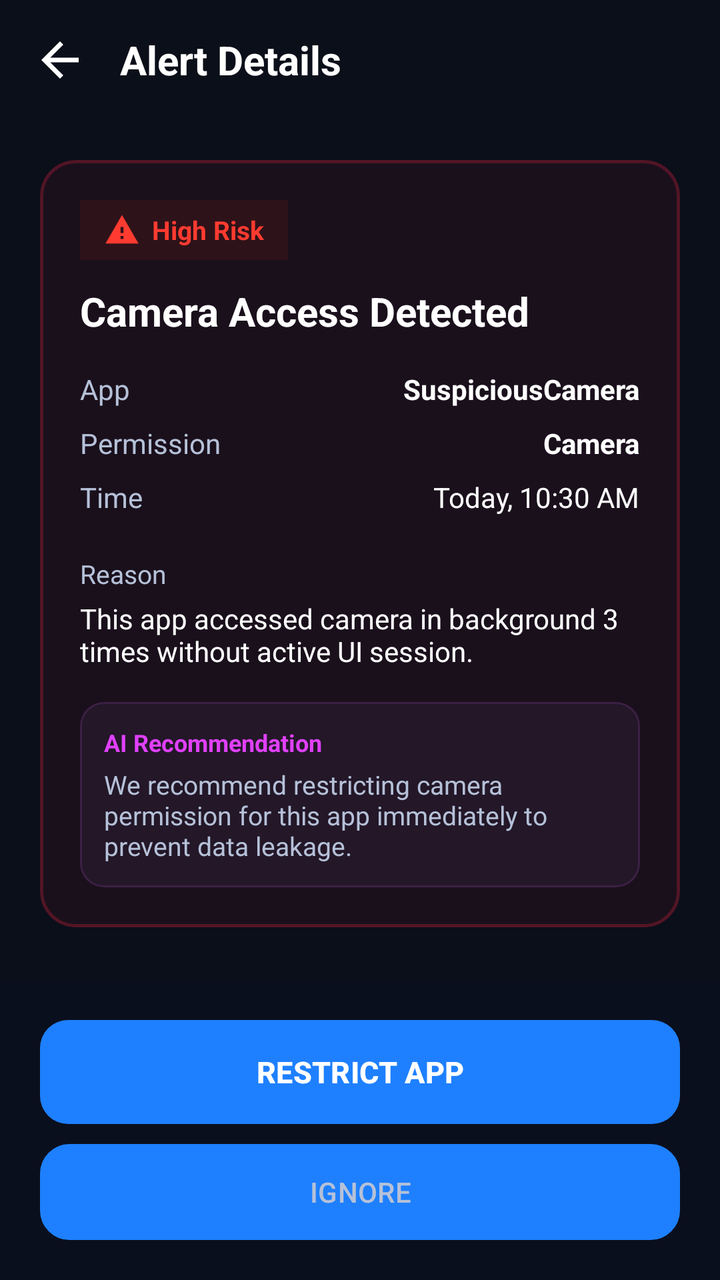
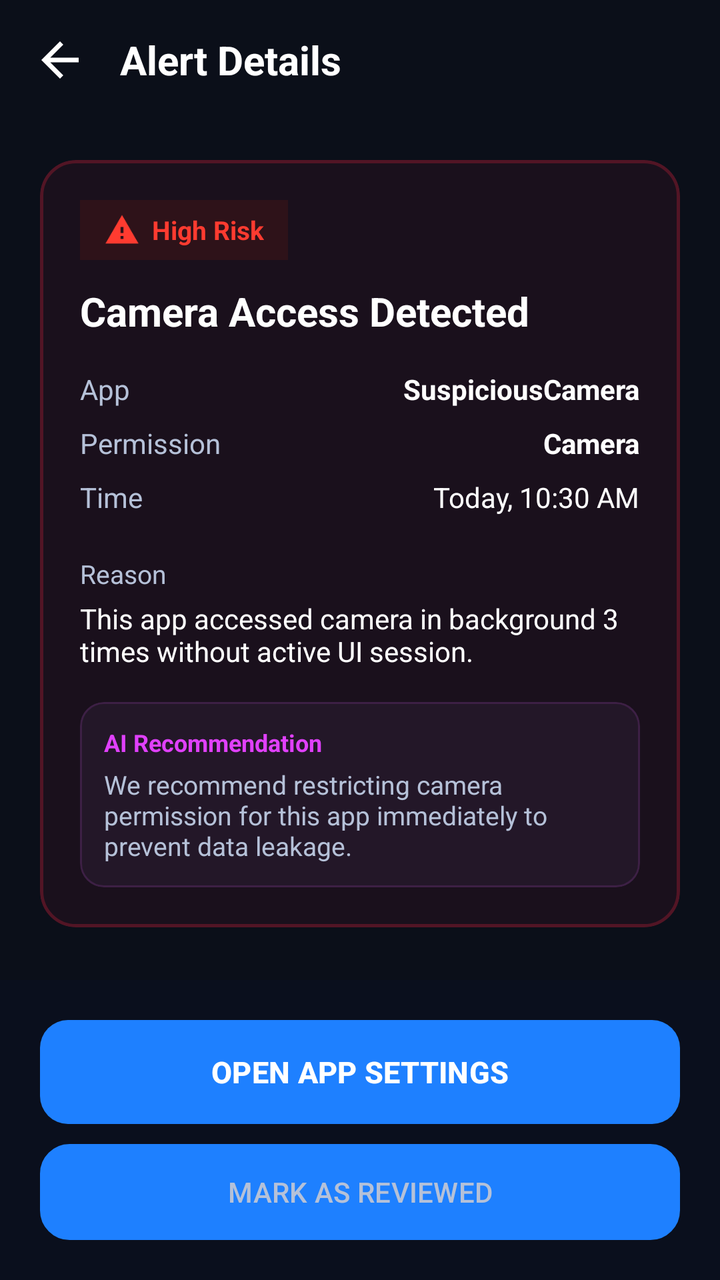

Screens rendered from an Android XML layout before and after an edit, with the pre-edit source and the edit as a unified diff.
<!-- AndroidManifest.xml: application theme Theme.SecureDroid -->
<!-- res/layout/activity_alert_details.xml -->
<?xml version="1.0" encoding="utf-8"?>
<RelativeLayout xmlns:android="http://schemas.android.com/apk/res/android"
    xmlns:app="http://schemas.android.com/apk/res-auto"
    android:layout_width="match_parent"
    android:layout_height="match_parent"
    android:background="@color/background">

    
    <LinearLayout
        android:id="@+id/topBar"
        android:layout_width="match_parent"
        android:layout_height="60dp"
        android:orientation="horizontal"
        android:gravity="center_vertical"
        android:paddingStart="16dp"
        android:paddingEnd="16dp">

        <ImageView
            android:id="@+id/btnBack"
            android:layout_width="28dp"
            android:layout_height="28dp"
            android:src="@drawable/ic_arrow_forward"
            android:rotation="180"
            app:tint="@color/text_primary" />

        <TextView
            android:layout_width="wrap_content"
            android:layout_height="wrap_content"
            android:text="Alert Details"
            android:textColor="@color/text_primary"
            android:textSize="20sp"
            android:textStyle="bold"
            android:layout_marginStart="16dp"/>
    </LinearLayout>

    <ScrollView
        android:layout_width="match_parent"
        android:layout_height="match_parent"
        android:layout_below="@id/topBar"
        android:layout_above="@id/bottomActions"
        android:padding="20dp"
        android:fillViewport="true">

        <LinearLayout
            android:layout_width="match_parent"
            android:layout_height="wrap_content"
            android:orientation="vertical">

            
            <com.google.android.material.card.MaterialCardView
                android:layout_width="match_parent"
                android:layout_height="wrap_content"
                app:cardCornerRadius="18dp"
                app:cardBackgroundColor="#1A101C"
                app:strokeColor="#521525"
                app:strokeWidth="1.5dp">

                <LinearLayout
                    android:layout_width="match_parent"
                    android:layout_height="wrap_content"
                    android:orientation="vertical"
                    android:padding="20dp">

                    <LinearLayout
                        android:layout_width="wrap_content"
                        android:layout_height="wrap_content"
                        android:orientation="horizontal"
                        android:gravity="center_vertical"
                        android:background="#2E1219"
                        android:paddingStart="12dp"
                        android:paddingEnd="12dp"
                        android:paddingTop="6dp"
                        android:paddingBottom="6dp">

                        <ImageView
                            android:layout_width="18dp"
                            android:layout_height="18dp"
                            android:src="@drawable/ic_warning"
                            app:tint="#FF3B30"/>

                        <TextView
                            android:layout_width="wrap_content"
                            android:layout_height="wrap_content"
                            android:text="High Risk"
                            android:textColor="#FF3B30"
                            android:textSize="13sp"
                            android:textStyle="bold"
                            android:layout_marginStart="6dp"/>
                    </LinearLayout>

                    <TextView
                        android:id="@+id/txtAlertTitle"
                        android:layout_width="wrap_content"
                        android:layout_height="wrap_content"
                        android:text="Camera Access Detected"
                        android:textColor="@color/text_primary"
                        android:textSize="20sp"
                        android:textStyle="bold"
                        android:layout_marginTop="12dp"/>

                    
                    <LinearLayout
                        android:layout_width="match_parent"
                        android:layout_height="wrap_content"
                        android:orientation="vertical"
                        android:layout_marginTop="16dp">

                        <RelativeLayout
                            android:layout_width="match_parent"
                            android:layout_height="wrap_content"
                            android:layout_marginBottom="8dp">

                            <TextView
                                android:layout_width="wrap_content"
                                android:layout_height="wrap_content"
                                android:text="App"
                                android:textColor="@color/text_secondary"
                                android:textSize="14sp"/>

                            <TextView
                                android:id="@+id/txtAppName"
                                android:layout_width="wrap_content"
                                android:layout_height="wrap_content"
                                android:text="SuspiciousCamera"
                                android:textColor="@color/text_primary"
                                android:textSize="14sp"
                                android:textStyle="bold"
                                android:layout_alignParentEnd="true"/>
                        </RelativeLayout>

                        <RelativeLayout
                            android:layout_width="match_parent"
                            android:layout_height="wrap_content"
                            android:layout_marginBottom="8dp">

                            <TextView
                                android:layout_width="wrap_content"
                                android:layout_height="wrap_content"
                                android:text="Permission"
                                android:textColor="@color/text_secondary"
                                android:textSize="14sp"/>

                            <TextView
                                android:id="@+id/txtPermission"
                                android:layout_width="wrap_content"
                                android:layout_height="wrap_content"
                                android:text="Camera"
                                android:textColor="@color/text_primary"
                                android:textSize="14sp"
                                android:textStyle="bold"
                                android:layout_alignParentEnd="true"/>
                        </RelativeLayout>

                        <RelativeLayout
                            android:layout_width="match_parent"
                            android:layout_height="wrap_content"
                            android:layout_marginBottom="8dp">

                            <TextView
                                android:layout_width="wrap_content"
                                android:layout_height="wrap_content"
                                android:text="Time"
                                android:textColor="@color/text_secondary"
                                android:textSize="14sp"/>

                            <TextView
                                android:id="@+id/txtTime"
                                android:layout_width="wrap_content"
                                android:layout_height="wrap_content"
                                android:text="Today, 10:30 AM"
                                android:textColor="@color/text_primary"
                                android:textSize="14sp"
                                android:layout_alignParentEnd="true"/>
                        </RelativeLayout>

                    </LinearLayout>

                    
                    <TextView
                        android:layout_width="wrap_content"
                        android:layout_height="wrap_content"
                        android:text="Reason"
                        android:textColor="@color/text_secondary"
                        android:textSize="13sp"
                        android:layout_marginTop="12dp"/>

                    <TextView
                        android:id="@+id/txtReason"
                        android:layout_width="wrap_content"
                        android:layout_height="wrap_content"
                        android:text="This app accessed camera in background 3 times without active UI session."
                        android:textColor="@color/text_primary"
                        android:textSize="14sp"
                        android:layout_marginTop="4dp"/>

                    
                    <com.google.android.material.card.MaterialCardView
                        android:layout_width="match_parent"
                        android:layout_height="wrap_content"
                        android:layout_marginTop="16dp"
                        app:cardCornerRadius="12dp"
                        app:cardBackgroundColor="#231728"
                        app:strokeColor="#3D2045"
                        app:strokeWidth="1dp">

                        <LinearLayout
                            android:layout_width="match_parent"
                            android:layout_height="wrap_content"
                            android:orientation="vertical"
                            android:padding="12dp">

                            <TextView
                                android:layout_width="wrap_content"
                                android:layout_height="wrap_content"
                                android:text="AI Recommendation"
                                android:textColor="#E040FB"
                                android:textSize="12sp"
                                android:textStyle="bold"/>

                            <TextView
                                android:id="@+id/txtAiRecommendation"
                                android:layout_width="wrap_content"
                                android:layout_height="wrap_content"
                                android:text="We recommend restricting camera permission for this app immediately to prevent data leakage."
                                android:textColor="@color/text_secondary"
                                android:textSize="13sp"
                                android:layout_marginTop="4dp"/>
                        </LinearLayout>
                    </com.google.android.material.card.MaterialCardView>

                </LinearLayout>
            </com.google.android.material.card.MaterialCardView>

        </LinearLayout>
    </ScrollView>

    
    <LinearLayout
        android:id="@+id/bottomActions"
        android:layout_width="match_parent"
        android:layout_height="wrap_content"
        android:orientation="vertical"
        android:layout_alignParentBottom="true"
        android:padding="20dp"
        android:background="#0A0F1D">

        <Button
            android:id="@+id/btnRestrictApp"
            android:layout_width="match_parent"
            android:layout_height="52dp"
            android:text="RESTRICT APP"
            android:textSize="15sp"
            android:textStyle="bold"
            android:textColor="#FFFFFF"
            android:background="@drawable/bg_danger_button"/>

        <Button
            android:id="@+id/btnIgnore"
            android:layout_width="match_parent"
            android:layout_height="48dp"
            android:text="IGNORE"
            android:textSize="14sp"
            android:textColor="@color/text_secondary"
            android:background="@drawable/bg_outline_button"
            android:layout_marginTop="10dp"/>
    </LinearLayout>

</RelativeLayout>
<!-- resources referenced by this layout -->
<resources>
  <color name="background">#0B0F19</color>
  <color name="text_primary">#FFFFFF</color>
  <color name="text_secondary">#B5C1D8</color>
  <!-- drawable bg_danger_button (drawable) -->
  <?xml version="1.0" encoding="utf-8"?>
  <shape xmlns:android="http://schemas.android.com/apk/res/android"
      android:shape="rectangle">
      <gradient
          android:angle="45"
          android:startColor="#FF3B30"
          android:endColor="#D32F2F" />
      <corners android:radius="14dp" />
  </shape>
  <!-- drawable bg_outline_button (drawable) -->
  <?xml version="1.0" encoding="utf-8"?>
  <shape xmlns:android="http://schemas.android.com/apk/res/android"
      android:shape="rectangle">
      <solid android:color="#1A2436" />
      <corners android:radius="14dp" />
      <stroke
          android:width="1.5dp"
          android:color="#2A3854" />
  </shape>
  <!-- drawable ic_arrow_forward (drawable) -->
  <vector xmlns:android="http://schemas.android.com/apk/res/android"
      android:width="24dp"
      android:height="24dp"
      android:viewportWidth="24"
      android:viewportHeight="24">
      <path
          android:fillColor="@android:color/white"
          android:pathData="M12,4l-1.41,1.41L16.17,11H4v2h12.17l-5.58,5.59L12,20l8,-8z"/>
  </vector>
  <!-- drawable ic_warning (drawable) -->
  <vector xmlns:android="http://schemas.android.com/apk/res/android"
      android:width="24dp"
      android:height="24dp"
      android:viewportWidth="24"
      android:viewportHeight="24">
      <path
          android:fillColor="@android:color/white"
          android:pathData="M1,21h22L12,2 1,21zM13,18h-2v-2h2v2zm0,-4h-2v-4h2v4z"/>
  </vector>
  <style name="Theme.SecureDroid" parent="Theme.Material3.Dark.NoActionBar">
  
          <item name="colorPrimary">@color/primary</item>
          <item name="colorPrimaryContainer">@color/primary_dark</item>
  
          <item name="colorSecondary">@color/accent</item>
  
          <item name="android:statusBarColor">@color/background</item>
  
          <item name="android:navigationBarColor">@color/background</item>
  
          <item name="android:windowBackground">@drawable/bg_gradient</item>
  
          <item name="android:windowLightStatusBar" tools:targetApi="23">false</item>
  
      </style>
  <color name="primary">#1E80FF</color>
  <color name="primary_dark">#1565C0</color>
  <color name="accent">#00E5FF</color>
  <!-- drawable bg_gradient (drawable) -->
  <?xml version="1.0" encoding="utf-8"?>
  <shape xmlns:android="http://schemas.android.com/apk/res/android">
  
      <gradient
          android:angle="270"
          android:startColor="#07111F"
          android:centerColor="#0B1626"
          android:endColor="#081018"/>
  
  </shape>
</resources>

<!-- the commit's change to res/layout/activity_alert_details.xml (unified diff, before → after) -->
@@ -248,17 +248,17 @@
             android:id="@+id/btnRestrictApp"
             android:layout_width="match_parent"
             android:layout_height="52dp"
-            android:text="RESTRICT APP"
+            android:text="OPEN APP SETTINGS"
             android:textSize="15sp"
             android:textStyle="bold"
             android:textColor="#FFFFFF"
-            android:background="@drawable/bg_danger_button"/>
+            android:background="@drawable/bg_glow_button"/>
 
         <Button
             android:id="@+id/btnIgnore"
             android:layout_width="match_parent"
             android:layout_height="48dp"
-            android:text="IGNORE"
+            android:text="MARK AS REVIEWED"
             android:textSize="14sp"
             android:textColor="@color/text_secondary"
             android:background="@drawable/bg_outline_button"
<!-- resource entries referenced after the edit -->
@@ -3,14 +3,14 @@
   <color name="background">#0B0F19</color>
   <color name="text_primary">#FFFFFF</color>
   <color name="text_secondary">#B5C1D8</color>
-  <!-- drawable bg_danger_button (drawable) -->
+  <!-- drawable bg_glow_button (drawable) -->
   <?xml version="1.0" encoding="utf-8"?>
   <shape xmlns:android="http://schemas.android.com/apk/res/android"
       android:shape="rectangle">
       <gradient
           android:angle="45"
-          android:startColor="#FF3B30"
-          android:endColor="#D32F2F" />
+          android:startColor="#1E80FF"
+          android:endColor="#0B6BFF" />
       <corners android:radius="14dp" />
   </shape>
   <!-- drawable bg_outline_button (drawable) -->
